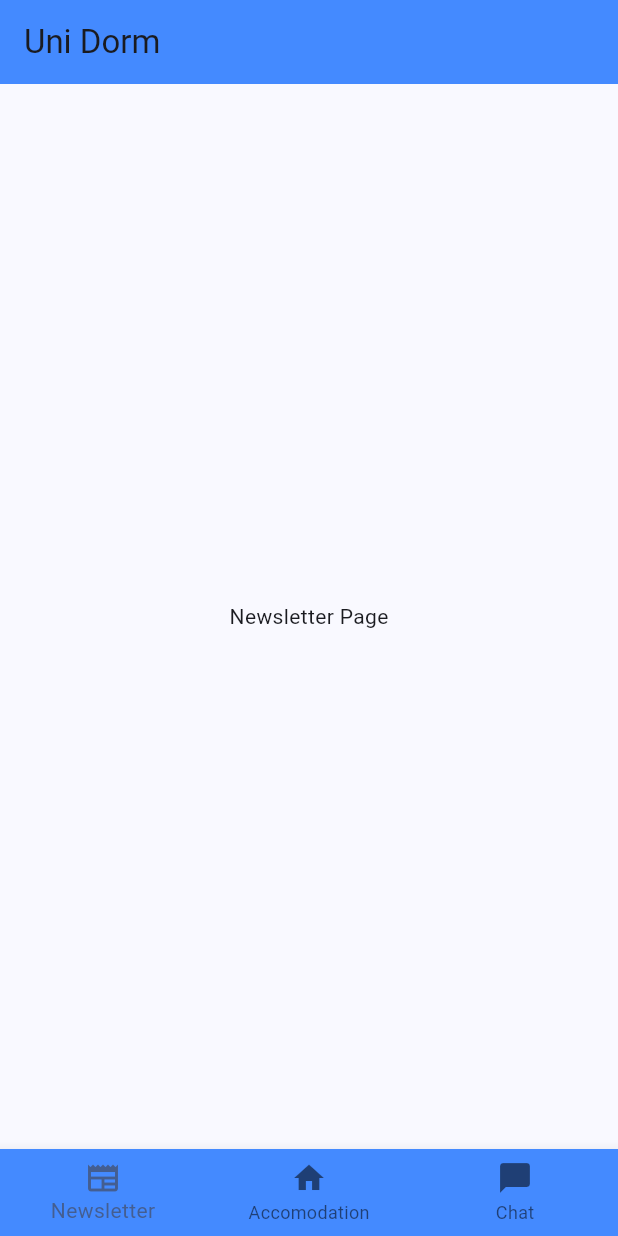
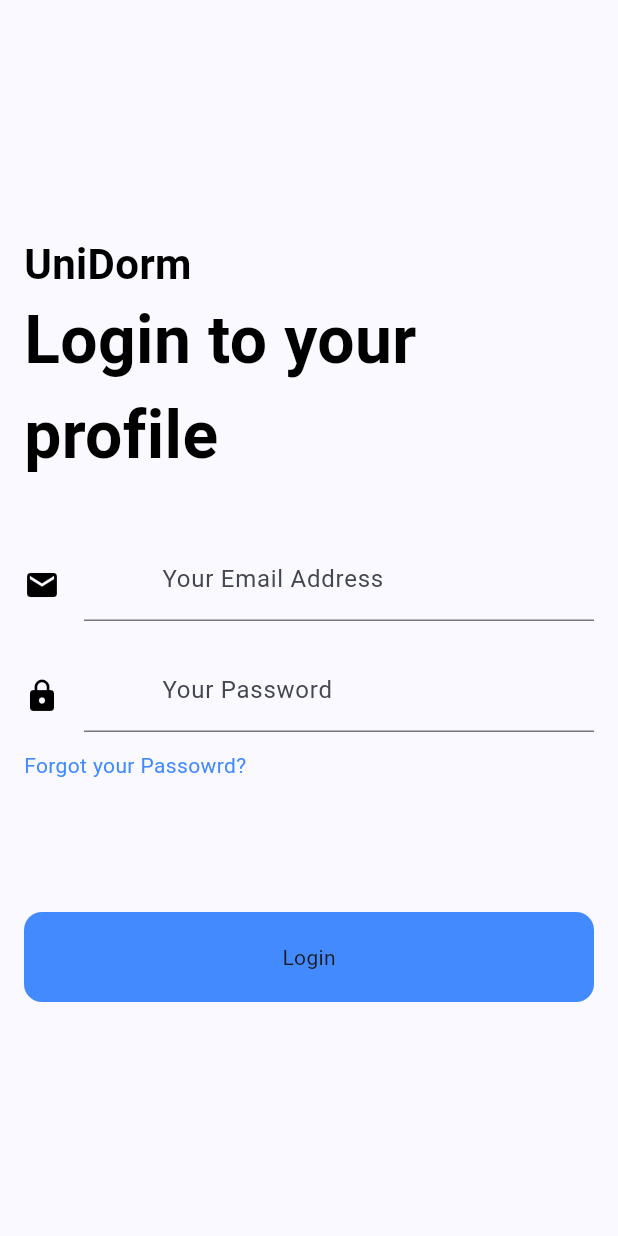
Before and after one commit to Ivicago5/UniDorm, a Flutter app: the screen it shows after launch, on a phone screen of 412 x 824 dp. Run offline on Flutter 3.47's test engine with Material 3 defaults, Android fonts, the phone set to English and light mode, and no system bars.

Commit message:
login-page-fixes-and-changes

```diff
--- a/lib/main.dart
+++ b/lib/main.dart
@@ -1,5 +1,6 @@
+import 'dart:ui';
+
 import 'package:flutter/material.dart';
-import 'package:unidorm/pages/main_page.dart';
 
 void main() {
   runApp(const MyApp() );
@@ -16,7 +17,110 @@ class MyApp extends StatelessWidget {
         colorScheme: ColorScheme.fromSeed(seedColor: Colors.blueAccent),
         useMaterial3: true,
       ),
-      home: const MainPage(),
+      home: const HomePage(),
     );
   }
 }
+
+class HomePage extends StatefulWidget {
+  const HomePage({super.key});
+
+  @override
+  State<HomePage> createState() => _HomePageState();
+}
+
+class _HomePageState extends State<HomePage> {
+  @override
+  Widget build(BuildContext context) {
+    return const Scaffold(
+      body: LoginPage(),
+    );
+  }
+}
+
+class LoginPage extends StatefulWidget {
+  const LoginPage({super.key});
+
+  @override
+  State<LoginPage> createState() => _LoginPageState();
+}
+
+class _LoginPageState extends State<LoginPage> {
+  @override
+  Widget build(BuildContext context) {
+    return  Padding(
+      padding: const EdgeInsets.all(16.0),
+      child: Column(
+        mainAxisAlignment: MainAxisAlignment.center,
+        crossAxisAlignment: CrossAxisAlignment.start,
+        children: [
+          const Text(
+            "UniDorm",
+            style: TextStyle(
+              color: Colors.black,
+              fontSize: 28.0,
+              fontWeight: FontWeight.bold,
+            ),
+          ),
+          const Text(
+            "Login to your profile",
+            style: TextStyle(
+              color: Colors.black,
+              fontSize: 44.0,
+              fontWeight: FontWeight.bold,
+            ),
+            ),
+          const SizedBox(
+            height: 44.0,
+          ),
+          const TextField(
+            keyboardType: TextInputType.emailAddress,
+            decoration: InputDecoration(
+              hintText: "Your Email Address",
+              prefixIcon: Align(heightFactor: 5.0 , widthFactor: 100.0,), icon: Icon(Icons.mail,color: Colors.black,)
+            ),
+          ),
+          const SizedBox(
+            height: 26.0,
+          ),
+          const TextField(
+            obscureText: true,
+            decoration: InputDecoration(
+              hintText: "Your Password",
+              prefixIcon: Align(heightFactor: 5.0 ,widthFactor: 1.0,), icon: Icon(Icons.lock,color: Colors.black,)
+            ),
+          ),
+          const SizedBox(
+            height: 12.0,
+          ),
+          const Text(
+            "Forgot your Passowrd?",
+            style: TextStyle(
+              color: Colors.blueAccent,
+            ),
+          ),
+          const SizedBox(
+            height: 88.0,
+          ),
+          Center(
+            child: Container(
+            width: 600.0,
+            child: RawMaterialButton(
+              fillColor: Colors.blueAccent,
+              elevation: 0.0,
+              padding: const EdgeInsets.symmetric(vertical: 20.0),
+              shape: RoundedRectangleBorder(
+                borderRadius: BorderRadius.circular(12.0)
+              ),
+              onPressed: () {},
+               child: const Text("Login"),
+            ),
+          ) ,
+          )
+
+
+        ],
+      ),
+    );
+  }
+}
--- a/lib/pages/main_page.dart
+++ b/lib/pages/main_page.dart
@@ -15,7 +15,7 @@ class _MainPageState extends State<MainPage> {
 
   final List<Widget> pages = [
     const NewsletterPage(),
-    const HomePage(),
+    AccommodationPage(),
     const ChatPage(),
   ];
   int currentPage = 0;
```
Also changed, not shown: lib/pages/home_page.dart (+58 -5 lines).
